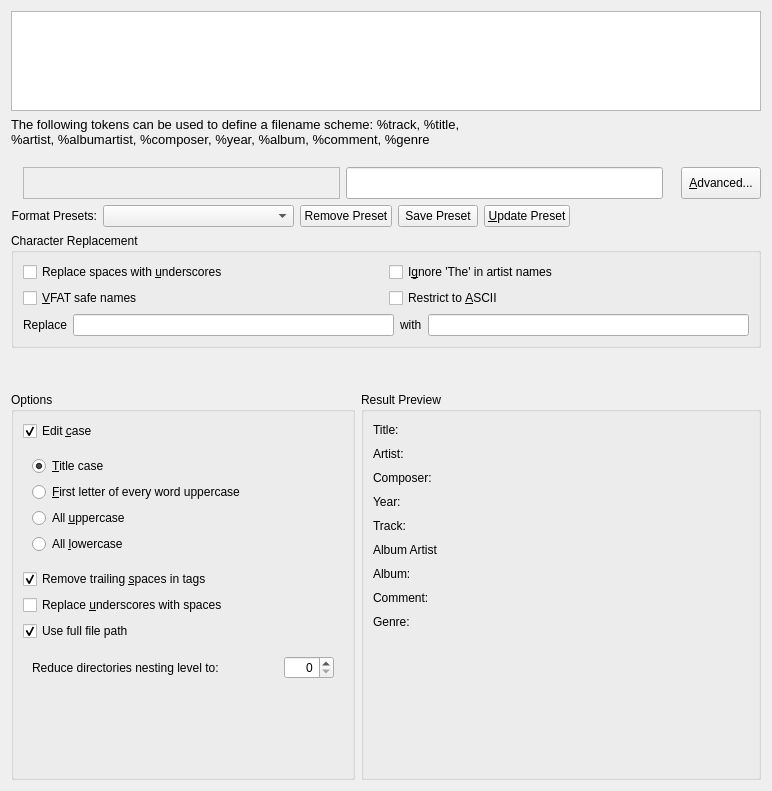
Above: src/dialogs/FilenameLayoutDialog.ui from KDE/amarok before the change. Below: the same form after it.
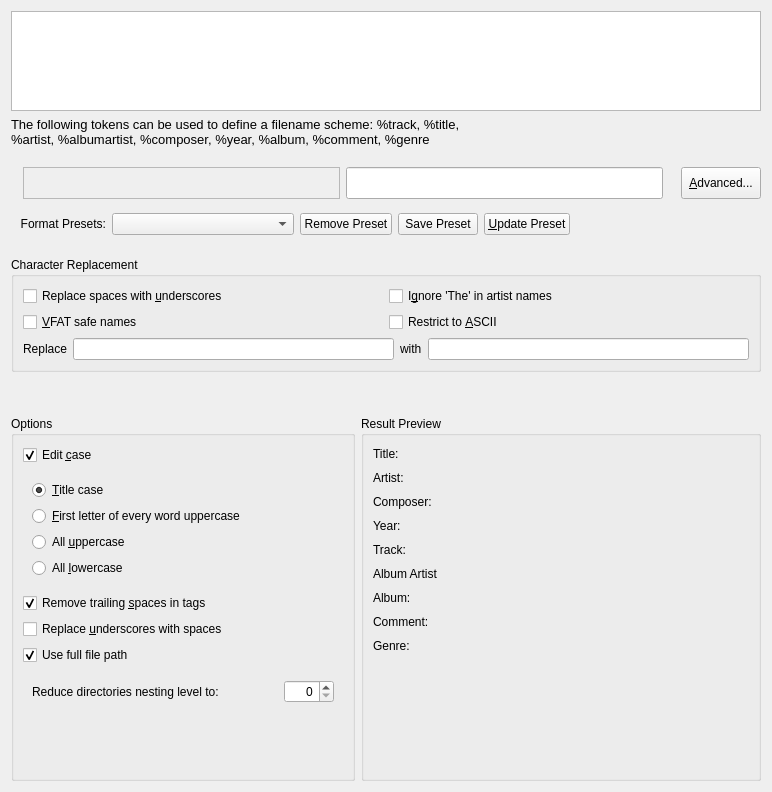
That is the form after the change. Custom widgets are drawn as their Qt base class.

Commit message:
Remove the format preset combobox from UMS.
Multiple format presets are not supported anyway.

```diff
--- a/src/dialogs/FilenameLayoutDialog.ui
+++ b/src/dialogs/FilenameLayoutDialog.ui
@@ -6,8 +6,8 @@
    <rect>
     <x>0</x>
     <y>0</y>
-    <width>754</width>
-    <height>791</height>
+    <width>772</width>
+    <height>792</height>
    </rect>
   </property>
   <property name="sizePolicy">
@@ -273,9 +273,16 @@
     </layout>
    </item>
    <item>
+    <widget class="QWidget" name="formatPresetWidget" native="true">
+     <property name="sizePolicy">
+      <sizepolicy hsizetype="Preferred" vsizetype="MinimumExpanding">
+       <horstretch>0</horstretch>
+       <verstretch>0</verstretch>
+      </sizepolicy>
+     </property>
     <layout class="QHBoxLayout" name="horizontalLayout_5" stretch="0,0,0,0,0,0">
      <property name="topMargin">
-      <number>0</number>
+       <number>1</number>
      </property>
      <item>
       <widget class="QLabel" name="label">
@@ -359,6 +366,7 @@
       </spacer>
      </item>
     </layout>
+    </widget>
    </item>
    <item>
     <widget class="QGroupBox" name="groupBox_2">
@@ -564,7 +572,7 @@
    <item>
     <layout class="QHBoxLayout" name="horizontalLayout_3" stretch="0">
      <property name="spacing">
-      <number>-1</number>
+      <number>6</number>
      </property>
      <property name="bottomMargin">
       <number>0</number>
```
Lines whose indentation alone changed are shown as unchanged. The commit also changes 2 other files.
